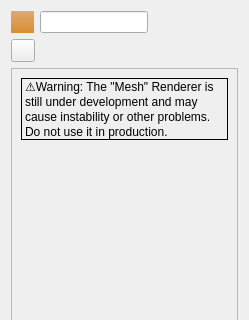
Qt form Gems/OpenParticleSystem/Tools/OpenParticleSystemEditor/Window/EffectorInspector.ui (o3de/o3de) before a commit; both pictures show x 0 to 249 and y 0 to 320 of the 249 by 706 pixel window.
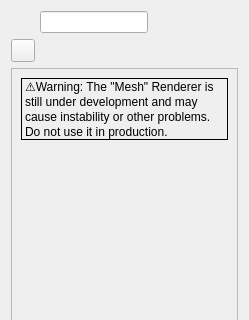
The same form after that commit.

Commit message: Flatten the missing styles of the Editor and tools, at the Oct 28 cost

Diff of the .ui file:
```diff
--- a/Gems/OpenParticleSystem/Tools/OpenParticleSystemEditor/Window/EffectorInspector.ui
+++ b/Gems/OpenParticleSystem/Tools/OpenParticleSystemEditor/Window/EffectorInspector.ui
@@ -42,9 +42,6 @@
          <height>22</height>
         </size>
        </property>
-       <property name="styleSheet">
-        <string notr="true">background-color: qlineargradient(spread:pad, x1:0, x2:0, y1:0, y2:1, stop:0 rgba(223, 169, 112, 255), stop:1 rgba(217, 141, 50, 255));</string>
-       </property>
       </widget>
      </item>
      <item>
```
The commit also changes 437 other files.
